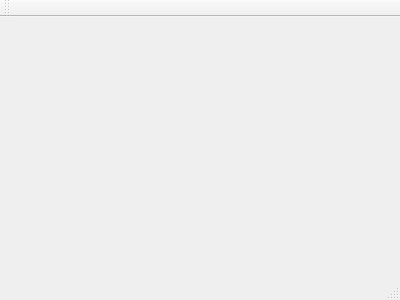
Old version of the form part1/part1/mainwindow.ui in the repository cychust/HUST_OS_Course_Design.
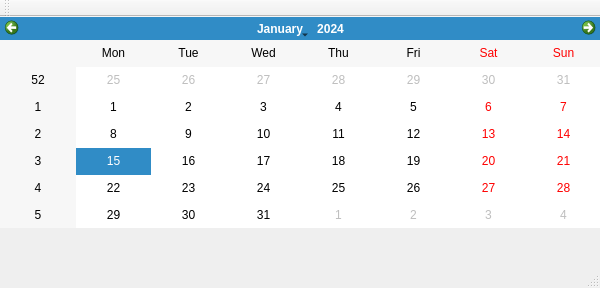
New version of the form.

What changed in the file:
```diff
--- a/part1/part1/mainwindow.ui
+++ b/part1/part1/mainwindow.ui
@@ -1,24 +1,50 @@
 <ui version="4.0">
  <class>MainWindow</class>
- <widget class="QMainWindow" name="MainWindow" >
-  <property name="geometry" >
+ <widget class="QMainWindow" name="MainWindow">
+  <property name="geometry">
    <rect>
     <x>0</x>
     <y>0</y>
-    <width>400</width>
-    <height>300</height>
+    <width>600</width>
+    <height>288</height>
    </rect>
   </property>
   <property name="windowTitle" >
    <string>MainWindow</string>
   </property>
-  <widget class="QMenuBar" name="menuBar" />
-  <widget class="QToolBar" name="mainToolBar" />
-  <widget class="QWidget" name="centralWidget" />
-  <widget class="QStatusBar" name="statusBar" />
+  <widget class="QWidget" name="centralWidget">
+   <widget class="QCalendarWidget" name="calendarWidget">
+    <property name="geometry">
+     <rect>
+      <x>0</x>
+      <y>0</y>
+      <width>601</width>
+      <height>211</height>
+     </rect>
+    </property>
+   </widget>
+  </widget>
+  <widget class="QMenuBar" name="menuBar">
+   <property name="geometry">
+    <rect>
+     <x>0</x>
+     <y>0</y>
+     <width>600</width>
+     <height>22</height>
+    </rect>
+   </property>
+  </widget>
+  <widget class="QToolBar" name="mainToolBar">
+   <attribute name="toolBarArea">
+    <enum>TopToolBarArea</enum>
+   </attribute>
+   <attribute name="toolBarBreak">
+    <bool>false</bool>
+   </attribute>
+  </widget>
+  <widget class="QStatusBar" name="statusBar"/>
  </widget>
- <layoutDefault spacing="6" margin="11" />
- <pixmapfunction></pixmapfunction>
+ <layoutdefault spacing="6" margin="11"/>
  <resources/>
  <connections/>
 </ui>
```
Left out of the diff: 3 changed lines with no effect on the pictures.
